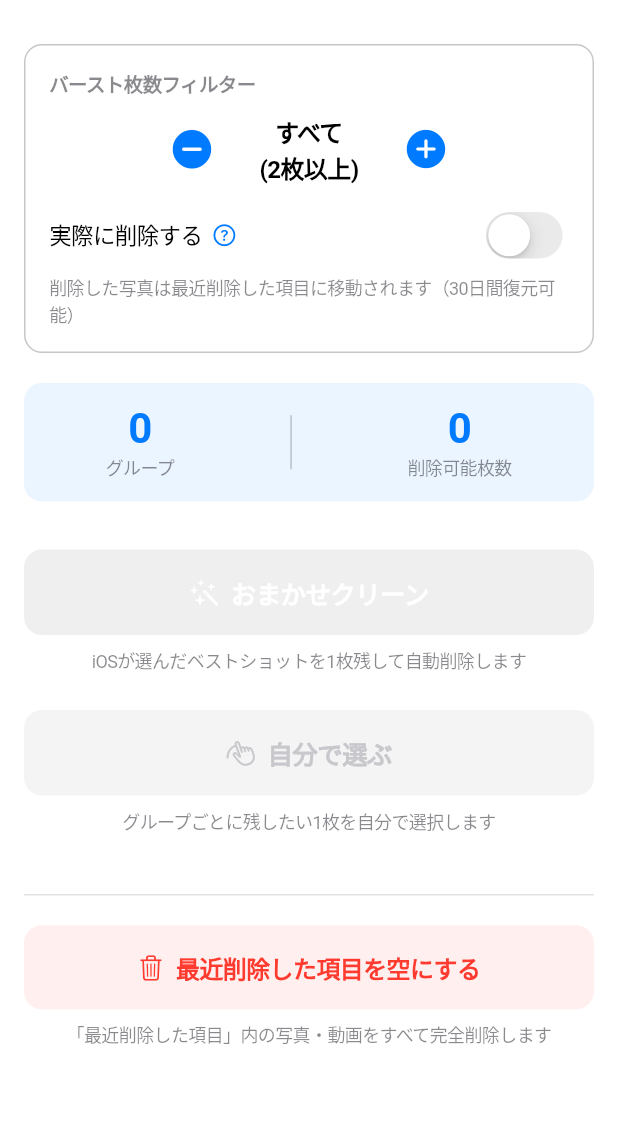
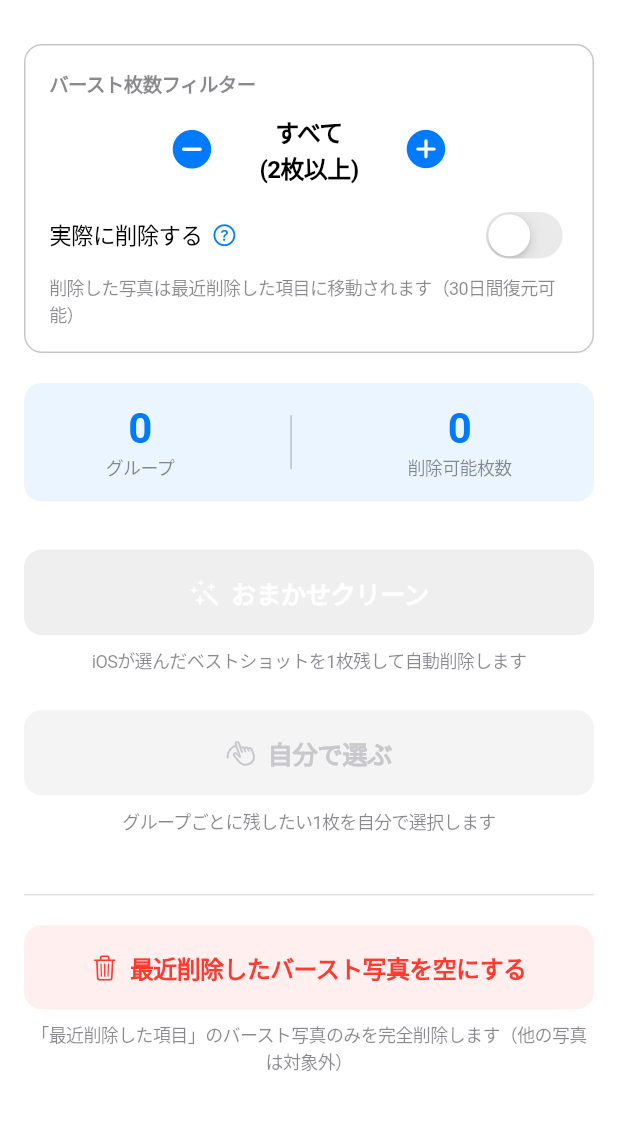
Before and after one commit to tomoyuki0512-hub/onp-quiz-app, a Flutter app: the screen it shows after launch, on a phone screen of 412 x 824 dp, the part 52-1182 px from its top. Run offline on Flutter 3.47's test engine with Material 3 defaults, Android fonts, the phone set to English and light mode, and no system bars; missing offline and left inert: photo_manager.

Commit message:
最近削除した項目の空にする操作をバースト写真のみに限定する
emptyRecentlyDeleted でバースト以外の写真・動画を誤って削除しないよう
burstIdentifier != nil のアセットのみを削除対象に絞り込む。
UIテキストもバースト写真限定であることを明示するよう更新する。

https://claude.ai/code/session_01SoqHF3J3E8ZCNxniZsKxhE

```diff
--- a/lib/screens/home_screen.dart
+++ b/lib/screens/home_screen.dart
@@ -107,12 +107,12 @@ class _HomeScreenState extends State<HomeScreen> {
     final confirmed = await showCupertinoDialog<bool>(
       context: context,
       builder: (ctx) => CupertinoAlertDialog(
-        title: const Text('最近削除した項目を空にする'),
+        title: const Text('バースト写真を完全削除'),
         content: const Column(
           children: [
             SizedBox(height: 8),
             Text(
-              '「最近削除した項目」内の写真・動画をすべて完全削除します。',
+              '「最近削除した項目」にあるバースト写真をすべて完全削除します。\n\nバースト写真以外の写真・動画は削除されません。',
               style: TextStyle(fontSize: 15),
             ),
             SizedBox(height: 6),
@@ -628,7 +628,7 @@ class _HomeScreenState extends State<HomeScreen> {
               Icon(CupertinoIcons.trash, size: 18, color: CupertinoColors.destructiveRed),
               SizedBox(width: 8),
               Text(
-                '最近削除した項目を空にする',
+                '最近削除したバースト写真を空にする',
                 style: TextStyle(
                   fontSize: 16,
                   fontWeight: FontWeight.w600,
@@ -640,7 +640,7 @@ class _HomeScreenState extends State<HomeScreen> {
         ),
         const SizedBox(height: 8),
         const Text(
-          '「最近削除した項目」内の写真・動画をすべて完全削除します',
+          '「最近削除した項目」のバースト写真のみを完全削除します（他の写真は対象外）',
           style: TextStyle(
             fontSize: 12,
             color: CupertinoColors.secondaryLabel,
```
Also changed, not shown: 1 other file.
